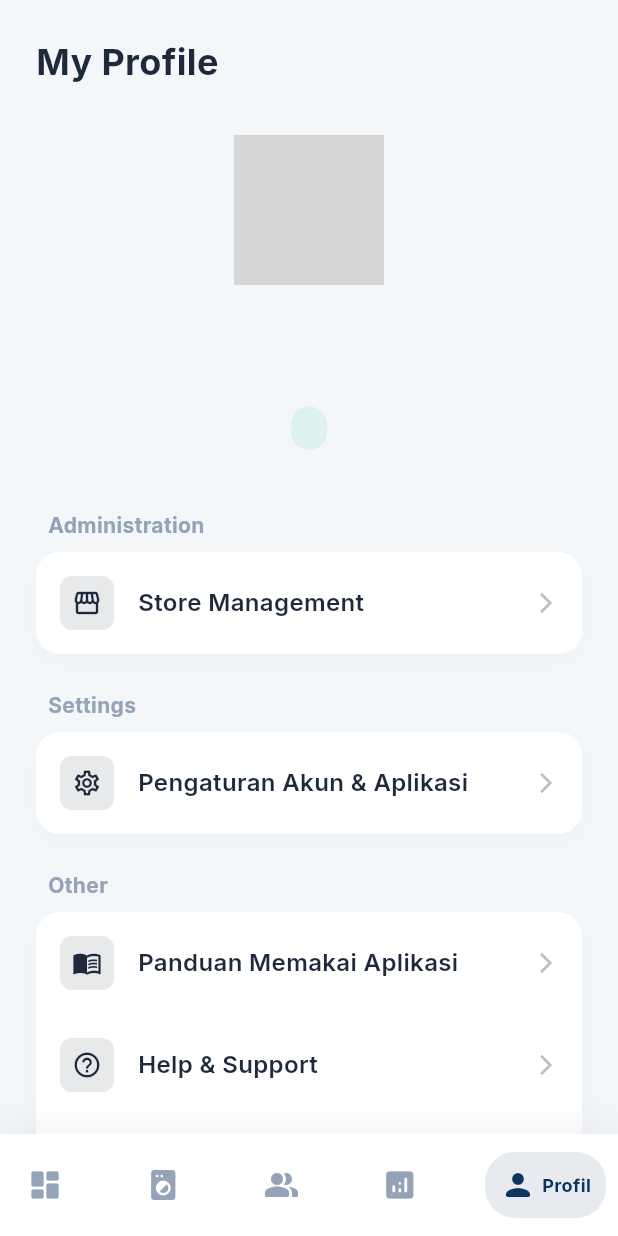
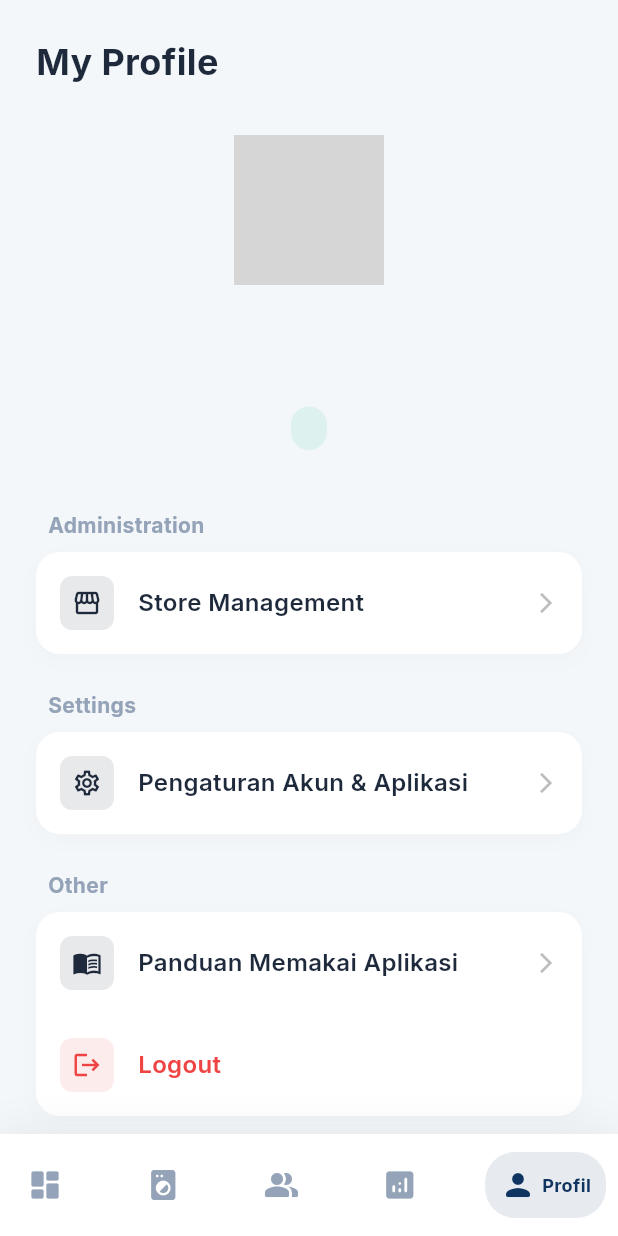
Before and after one commit to Farizshakim14/smartlaundry, a Flutter app: the DashboardPage screen opened directly, item 5 of the bottom bar chosen, on a phone screen of 412 x 824 dp. Run offline on Flutter 3.47's test engine with Material 3 defaults, Android fonts, the phone set to English and light mode, and no system bars; our stand-ins replace audioplayers, cloud_firestore, firebase_auth, firebase_core, firebase_storage, google_fonts and 2 more; accounts and stored records are empty; network calls fail; grey boxes are pictures that could not be loaded.

Commit message:
Remove redundant Help and Support menu item

```diff
--- a/lib/profile.dart
+++ b/lib/profile.dart
@@ -263,7 +263,6 @@ class _ProfilePageState extends State<ProfilePage> {
                             );
                           }
                         ),
-                        _buildMenuItem(Icons.help_outline, "Help & Support", isDark: isDark, onTap: () {}),
                         _buildMenuItem(
                           Icons.logout,
                           "Logout",
```
